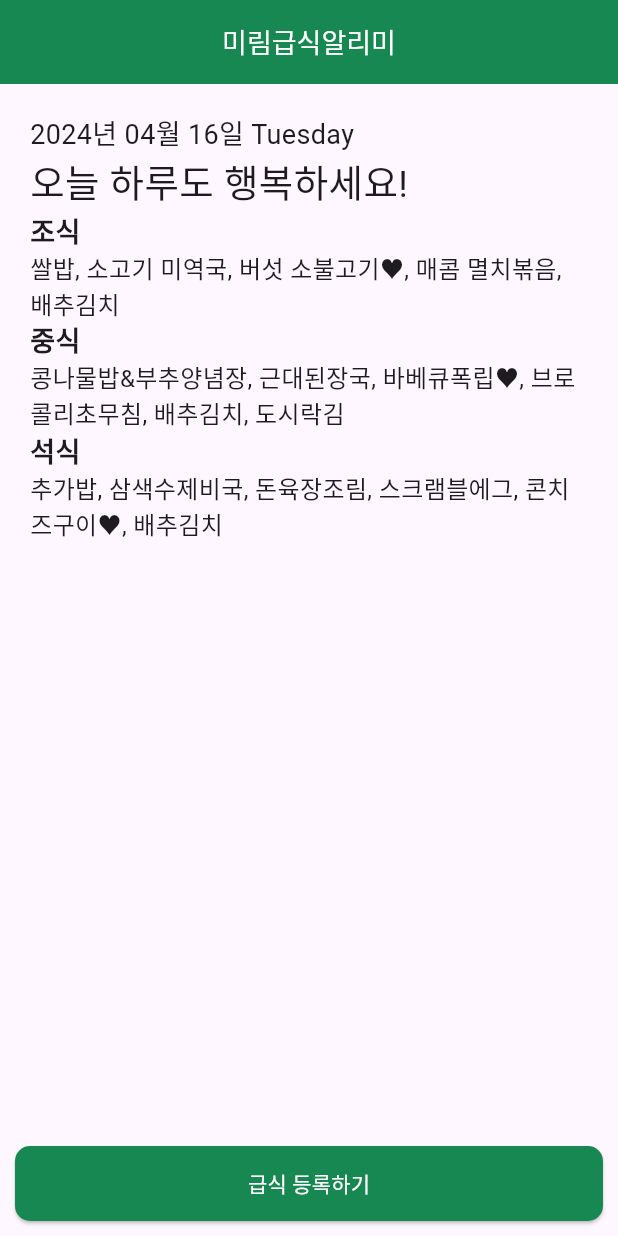
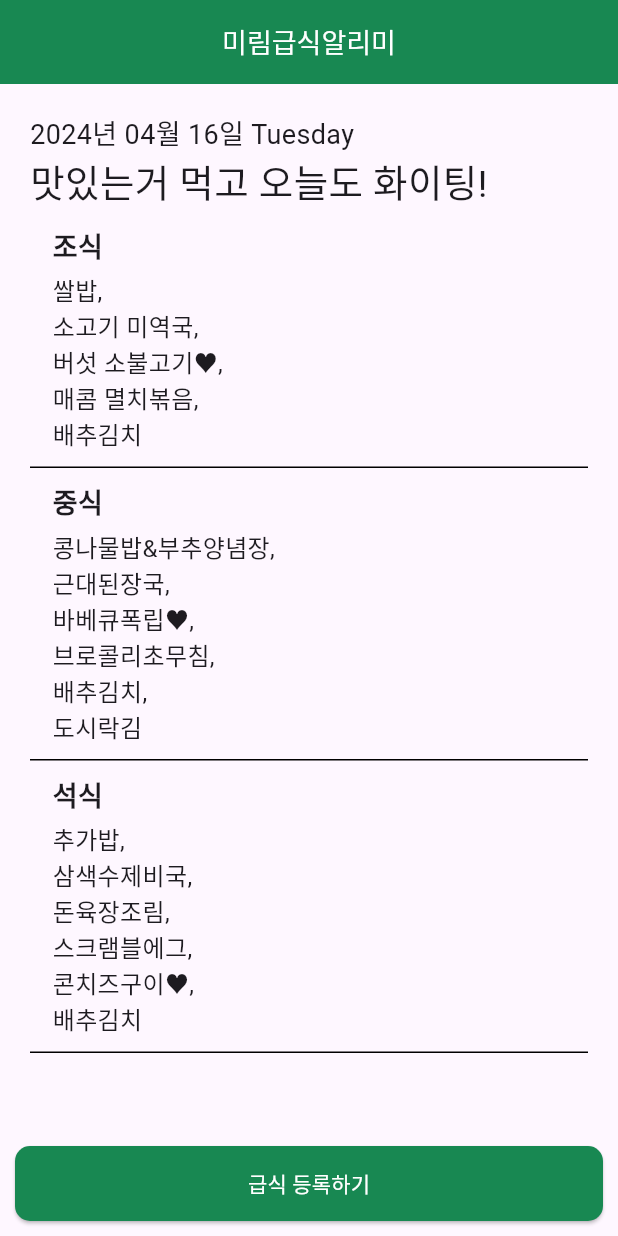
Before and after one commit to de-quei/flutter_school_meal_prac, a Flutter app: the screen it shows after launch, on a phone screen of 412 x 824 dp. Run offline on Flutter 3.47's test engine with Material 3 defaults, Android fonts, the phone set to English and light mode, and no system bars.

Commit message:
HomeScreen의 스타일을 보기좋게 변경합니다. (임시)

```diff
--- a/lib/screens/home_screen.dart
+++ b/lib/screens/home_screen.dart
@@ -62,7 +62,7 @@ class _HomeScreenState extends State<HomeScreen> {
                     ),
                   ),
                   const Text(
-                    "오늘 하루도 행복하세요!",
+                    "맛있는거 먹고 오늘도 화이팅!",
                     style: TextStyle(
                       fontSize: 25,
                     ),
--- a/lib/widgets/meal_widget.dart
+++ b/lib/widgets/meal_widget.dart
@@ -1,38 +1,43 @@
 import 'package:flutter/material.dart';
 
-class MealWidget extends StatefulWidget {
+class MealWidget extends StatelessWidget {
   final String title;
   final List<dynamic> data;
 
   const MealWidget({super.key, required this.title, required this.data});
 
   @override
-  State<MealWidget> createState() => _MealWidgetState();
-}
-
-class _MealWidgetState extends State<MealWidget> {
-  @override
   Widget build(BuildContext context) {
-    return Column(
+    return Container(
+      width: MediaQuery.of(context).size.width,
+      padding: const EdgeInsets.symmetric(vertical: 10.0, horizontal: 15.0),
+      decoration: const BoxDecoration(
+        border: Border(
+          bottom: BorderSide(color: Colors.black),
+        ),
+      ),
+      child: Column(
         crossAxisAlignment: CrossAxisAlignment.start,
         children: [
           Text(
-          widget.title,
+            title,
             style: const TextStyle(
               fontSize: 18,
               fontWeight: FontWeight.bold,
             ),
           ),
+          const SizedBox(height: 5),
           Column(
             crossAxisAlignment: CrossAxisAlignment.start,
-          children: widget.data.map((item) {
+            children: data.map((item) {
               return Text(
-              '${item.join(", ")}',
+                '${item.join(",\n")}',
                 style: const TextStyle(fontSize: 16),
               );
             }).toList(),
           ),
         ],
+      ),
     );
   }
 }
```
Lines whose indentation alone changed are shown as unchanged.
